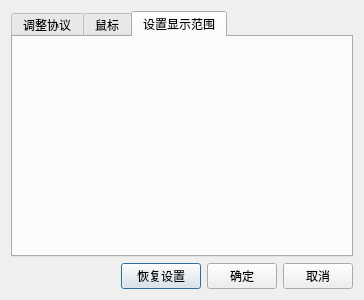
Above: oscset.ui from cdrizzt/qtsreial_0227 before the change. Below: the same form after it.
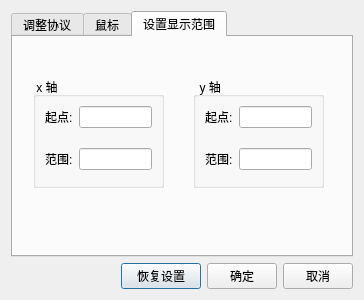
That is the form after the change. The open tabs and pages were chosen to show the change. Custom widgets are drawn as their Qt base class.

Patch:
```diff
--- a/oscset.ui
+++ b/oscset.ui
@@ -330,6 +330,82 @@
       <attribute name="title">
        <string>设置显示范围</string>
       </attribute>
+      <widget class="QGroupBox" name="groupBox_3">
+       <property name="geometry">
+        <rect>
+         <x>20</x>
+         <y>40</y>
+         <width>131</width>
+         <height>111</height>
+        </rect>
+       </property>
+       <property name="title">
+        <string> x 轴</string>
+       </property>
+       <layout class="QFormLayout" name="formLayout">
+        <property name="verticalSpacing">
+         <number>20</number>
+        </property>
+        <item row="0" column="0">
+         <widget class="QLabel" name="label_2">
+          <property name="text">
+           <string>起点:</string>
+          </property>
+         </widget>
+        </item>
+        <item row="0" column="1">
+         <widget class="QLineEdit" name="lineEdit"/>
+        </item>
+        <item row="1" column="0">
+         <widget class="QLabel" name="label_3">
+          <property name="text">
+           <string>范围:</string>
+          </property>
+         </widget>
+        </item>
+        <item row="1" column="1">
+         <widget class="QLineEdit" name="lineEdit_2"/>
+        </item>
+       </layout>
+      </widget>
+      <widget class="QGroupBox" name="groupBox_4">
+       <property name="geometry">
+        <rect>
+         <x>180</x>
+         <y>40</y>
+         <width>131</width>
+         <height>111</height>
+        </rect>
+       </property>
+       <property name="title">
+        <string>  y 轴</string>
+       </property>
+       <layout class="QFormLayout" name="formLayout_2">
+        <property name="verticalSpacing">
+         <number>20</number>
+        </property>
+        <item row="0" column="0">
+         <widget class="QLabel" name="label_5">
+          <property name="text">
+           <string>起点:</string>
+          </property>
+         </widget>
+        </item>
+        <item row="0" column="1">
+         <widget class="QLineEdit" name="lineEdit_3"/>
+        </item>
+        <item row="1" column="0">
+         <widget class="QLabel" name="label_4">
+          <property name="text">
+           <string>范围:</string>
+          </property>
+         </widget>
+        </item>
+        <item row="1" column="1">
+         <widget class="QLineEdit" name="lineEdit_4"/>
+        </item>
+       </layout>
+      </widget>
      </widget>
     </widget>
    </item>
```
Left out of the diff: 2 changed lines with no effect on the pictures.
